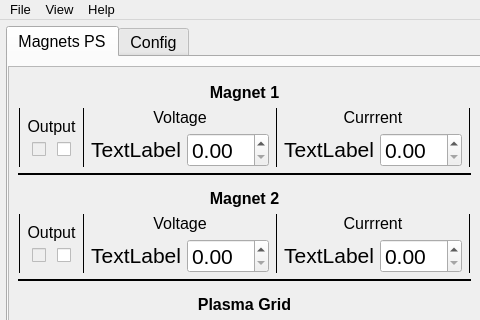
Old version of the form Magnets_UI.ui in the repository salinsalins/TDKLambda; both pictures show x 0 to 480 and y 0 to 320 of the 698 by 671 pixel window.
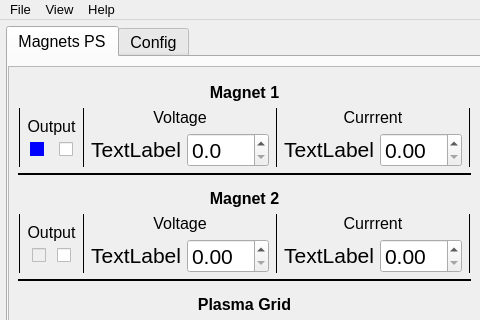
New version of the form. Icons and pictures are not drawn.

Patch:
```diff
--- a/Magnets_UI.ui
+++ b/Magnets_UI.ui
@@ -323,6 +323,11 @@
                                <pointsize>16</pointsize>
                               </font>
                              </property>
+                             <property name="styleSheet">
+                              <string notr="true">QCheckBox::indicator {
+background:blue;
+}</string>
+                             </property>
                              <property name="text">
                               <string notr="true"/>
                              </property>
@@ -344,6 +349,9 @@
                                <pointsize>16</pointsize>
                               </font>
                              </property>
+                             <property name="styleSheet">
+                              <string notr="true"/>
+                             </property>
                             </widget>
                            </item>
                           </layout>
@@ -472,6 +480,21 @@
                                <pointsize>16</pointsize>
                               </font>
                              </property>
+                             <property name="buttonSymbols">
+                              <enum>QAbstractSpinBox::UpDownArrows</enum>
+                             </property>
+                             <property name="prefix">
+                              <string/>
+                             </property>
+                             <property name="decimals">
+                              <number>1</number>
+                             </property>
+                             <property name="maximum">
+                              <double>100.000000000000000</double>
+                             </property>
+                             <property name="singleStep">
+                              <double>0.100000000000000</double>
+                             </property>
                             </widget>
                            </item>
                           </layout>
```
